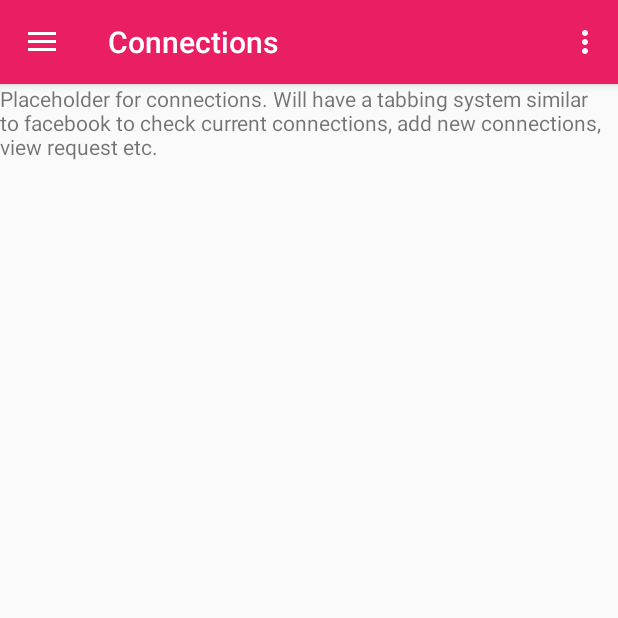
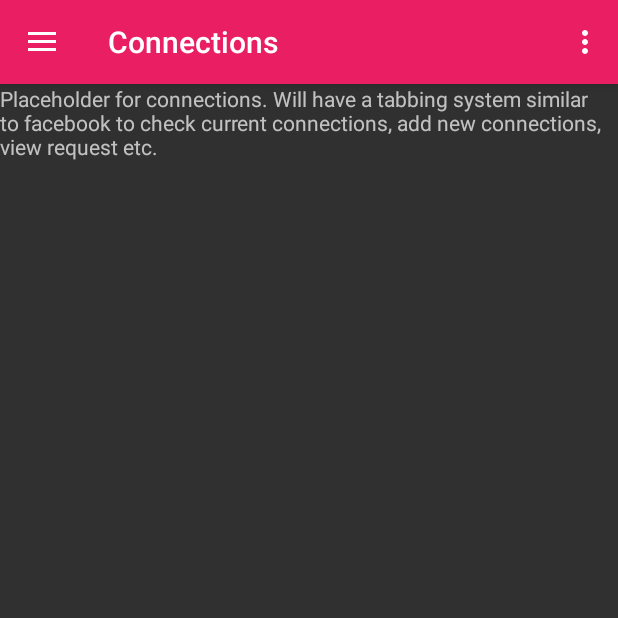
Before and after one commit to JacobRReed/ChatterBox, an Android app: the HomeActivity screen opened directly, with no data from a screen before it, after a tap on "Connections", on a phone screen of 412 x 824 dp, the top half of it. Run offline under Robolectric (Android 15) with nearby library versions, the phone set to English and light mode, and no system bars; 1 other tap on this screen came first.

Commit message:
Dark Theme
Theme of app is now a dark color. Still attempting to figure out how to change the color of nav bar drawer dynamically

```diff
--- a/app/src/main/AndroidManifest.xml
+++ b/app/src/main/AndroidManifest.xml
@@ -10,7 +10,8 @@
         android:supportsRtl="true"
         android:theme="@style/AppTheme">
 
-        <activity android:name=".MainActivity">
+        <activity android:name=".MainActivity"
+            android:theme="@style/AppTheme">
         <intent-filter>
             <action android:name="android.intent.action.MAIN"/>
             <category android:name="android.intent.category.LAUNCHER"/>
--- a/app/src/main/java/group10/tcss450/uw/edu/chatterbox/HomeActivity.java
+++ b/app/src/main/java/group10/tcss450/uw/edu/chatterbox/HomeActivity.java
@@ -2,17 +2,17 @@ package group10.tcss450.uw.edu.chatterbox;
 
 import android.content.Intent;
 import android.content.SharedPreferences;
-import android.content.res.Resources;
+import android.graphics.Color;
 import android.graphics.drawable.Drawable;
 import android.graphics.drawable.GradientDrawable;
+import android.graphics.drawable.LayerDrawable;
+import android.graphics.drawable.ShapeDrawable;
 import android.graphics.drawable.shapes.Shape;
 import android.os.Bundle;
-import android.support.design.widget.FloatingActionButton;
-import android.support.design.widget.Snackbar;
 import android.support.v4.app.Fragment;
 import android.support.v4.app.FragmentTransaction;
-import android.view.View;
 import android.support.design.widget.NavigationView;
+import android.support.v4.content.ContextCompat;
 import android.support.v4.view.GravityCompat;
 import android.support.v4.widget.DrawerLayout;
 import android.support.v7.app.ActionBarDrawerToggle;
@@ -20,6 +20,7 @@ import android.support.v7.app.AppCompatActivity;
 import android.support.v7.widget.Toolbar;
 import android.view.Menu;
 import android.view.MenuItem;
+import android.widget.LinearLayout;
 
 public class HomeActivity extends AppCompatActivity
         implements NavigationView.OnNavigationItemSelectedListener, WeatherFragment.OnFragmentInteractionListener, ChangeLocationFragment.OnFragmentInteractionListener {
@@ -34,6 +35,12 @@ public class HomeActivity extends AppCompatActivity
         SharedPreferences fontPreferences = getSharedPreferences(PREFS_FONT, MODE_PRIVATE);
         int fontChoice = fontPreferences.getInt(PREFS_FONT, 0);
 
+        //Apply themes
+        LinearLayout sideNavBar = findViewById(R.id.sideNavBarLayout); //The xml layout for side bar that controls background
+        //ShapeDrawable draw = new ShapeDrawable();
+        //draw.getPaint().setColor(getResources().getColor(R.color.colorPrimaryDarkThree));
+        //getActionBar().setBackgroundDrawable(draw);
+        //sideNavBar.setBackgroundColor(R.color.colorPrimaryDarkThree);
         switch(themeChoice) {
             case 1:
                 setTheme(R.style.AppTheme);
--- /dev/null
+++ b/app/src/main/res/drawable/side_nav_bar_three.xml
@@ -0,0 +1,6 @@
+<shape xmlns:android="http://schemas.android.com/apk/res/android"
+    android:shape="rectangle"
+    android:id="@+id/colorNav">
+    <solid android:color="@color/colorPrimaryThree"
+        />
+</shape>
--- /dev/null
+++ b/app/src/main/res/drawable/side_nav_bar_two.xml
@@ -0,0 +1,6 @@
+<shape xmlns:android="http://schemas.android.com/apk/res/android"
+    android:shape="rectangle"
+    android:id="@+id/colorNav">
+    <solid android:color="@color/colorPrimaryTwo"
+        />
+</shape>
--- a/app/src/main/res/layout/nav_header_home.xml
+++ b/app/src/main/res/layout/nav_header_home.xml
@@ -1,6 +1,7 @@
 <?xml version="1.0" encoding="utf-8"?>
 <LinearLayout xmlns:android="http://schemas.android.com/apk/res/android"
     xmlns:app="http://schemas.android.com/apk/res-auto"
+    android:id="@+id/sideNavBarLayout"
     android:layout_width="match_parent"
     android:layout_height="@dimen/nav_header_height"
     android:background="@drawable/side_nav_bar"
@@ -18,7 +19,8 @@
         android:layout_height="95dp"
         android:contentDescription="@string/nav_header_desc"
         android:paddingTop="@dimen/nav_header_vertical_spacing"
-        app:srcCompat="@mipmap/ic_app_logo" />
+        app:srcCompat="@mipmap/ic_app_logo"
+        />
 
     <TextView
         android:id="@+id/navBarTitleText"
--- a/app/src/main/res/values/styles.xml
+++ b/app/src/main/res/values/styles.xml
@@ -1,6 +1,6 @@
 <resources>
     <!-- Base application theme. -->
-    <style name="AppTheme" parent="Theme.AppCompat.Light.DarkActionBar">
+    <style name="AppTheme" parent="Theme.AppCompat">
         <!-- Customize your theme here. -->
         <item name="colorPrimary">@color/colorPrimary</item>
         <item name="colorPrimaryDark">@color/colorPrimaryDark</item>
@@ -13,7 +13,7 @@
     <style name="AppTheme.PopupOverlay" parent="ThemeOverlay.AppCompat.Light" />
 
     <!-- Second Theme -->
-    <style name="AppThemeTwo" parent="Theme.AppCompat.Light.DarkActionBar">
+    <style name="AppThemeTwo" parent="Theme.AppCompat">
         <!-- Customize your theme here. -->
         <item name="colorPrimary">@color/colorPrimaryTwo</item>
         <item name="colorPrimaryDark">@color/colorPrimaryDarkTwo</item>
@@ -26,7 +26,7 @@
     <style name="AppThemeTwo.PopupOverlay" parent="ThemeOverlay.AppCompat.Light" />
 
     <!-- Third Theme -->
-    <style name="AppThemeThree" parent="Theme.AppCompat.Light.DarkActionBar">
+    <style name="AppThemeThree" parent="Theme.AppCompat">
         <!-- Customize your theme here. -->
         <item name="colorPrimary">@color/colorPrimaryThree</item>
         <item name="colorPrimaryDark">@color/colorPrimaryDarkThree</item>
```
Also changed, not shown: 1 other file.
